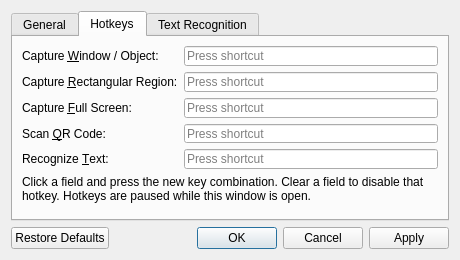
Qt form src/settings/SettingsDialog.ui (ChickenSeller/glimpse) before a commit.
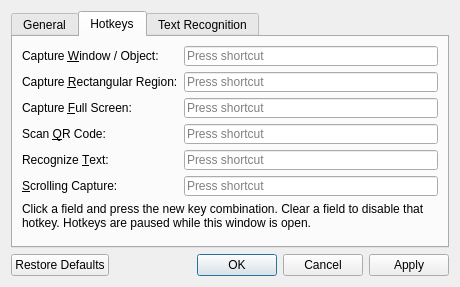
The same form after that commit. The open tabs and pages were chosen to show the change. Custom widgets are drawn as their Qt base class.

Commit message: Add delay before capture; scrolling capture (hidden for now)

Patch:
```diff
--- a/src/settings/SettingsDialog.ui
+++ b/src/settings/SettingsDialog.ui
@@ -145,6 +145,19 @@
          <item row="4" column="1">
           <widget class="HotkeyEdit" name="ocrHotkeyEdit"/>
          </item>
+         <item row="5" column="0">
+          <widget class="QLabel" name="scrollHotkeyLabel">
+           <property name="text">
+            <string>&amp;Scrolling Capture:</string>
+           </property>
+           <property name="buddy">
+            <cstring>scrollHotkeyEdit</cstring>
+           </property>
+          </widget>
+         </item>
+         <item row="5" column="1">
+          <widget class="HotkeyEdit" name="scrollHotkeyEdit"/>
+         </item>
         </layout>
        </item>
        <item>
```
The commit also changes 28 other files.
